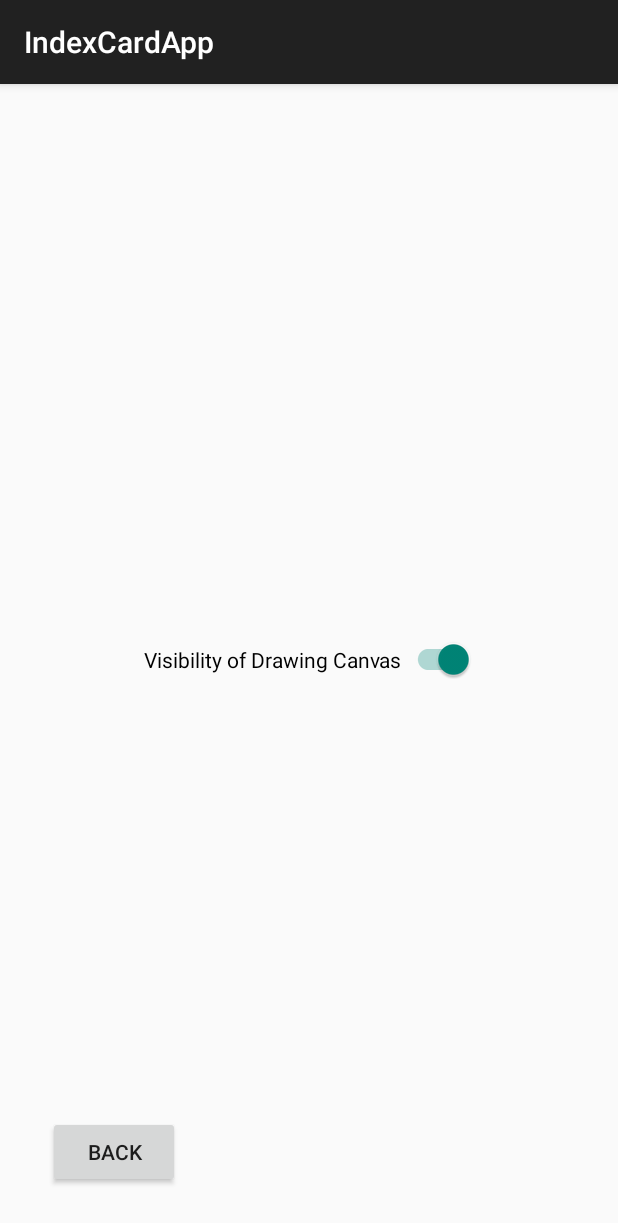
After one commit to PolarPixelHub/IndexCardApp, an Android app built with Jetpack Compose: the OptionActivity screen opened directly, with no data from a screen before it, on a phone screen of 412 x 824 dp. The commit adds this screen. Shown: the top 1223 px of the screen. Run offline under Robolectric (Android 15) with nearby library versions, the phone set to English and light mode, and no system bars.

Commit message:
Switch to toggle view of Canvas

```diff
--- a/app/build.gradle.kts
+++ b/app/build.gradle.kts
@@ -59,5 +59,7 @@ dependencies {
     debugImplementation(libs.androidx.ui.tooling)
     debugImplementation(libs.androidx.ui.test.manifest)
     implementation(libs.androidx.recyclerview.v121)
+    implementation(libs.material)
+
 
 }
--- a/app/src/main/AndroidManifest.xml
+++ b/app/src/main/AndroidManifest.xml
@@ -26,6 +26,7 @@
         <activity android:name=".AddCardActivity" />
         <activity android:name=".LearnCardsActivity" />
         <activity android:name=".ManageCardsActivity" />
+        <activity android:name=".OptionActivity" />
     </application>
 
 </manifest>
--- a/app/src/main/java/com/example/indexcardapp/MainActivity.kt
+++ b/app/src/main/java/com/example/indexcardapp/MainActivity.kt
@@ -74,6 +74,10 @@ class MainActivity : AppCompatActivity() {
         deleteButton!!.setOnClickListener { v: View? -> deleteProject() }
 
         renameButton!!.setOnClickListener { renameProject() }
+
+        findViewById<Button>(R.id.btn_option).setOnClickListener {
+            startActivity<OptionActivity>()
+        }
     }
 
     private fun loadProjectList() {
--- /dev/null
+++ b/app/src/main/java/com/example/indexcardapp/OptionActivity.kt
@@ -0,0 +1,39 @@
+package com.example.indexcardapp
+
+import android.os.Bundle
+import android.widget.Button
+import android.widget.Toast
+import androidx.appcompat.app.AppCompatActivity
+import androidx.appcompat.widget.SwitchCompat
+
+class OptionActivity : AppCompatActivity() {
+    private lateinit var toggleVisibilitySwitch: SwitchCompat
+    private val PREF_NAME = "LearnCardsPreferences"
+    private val SHOW_COMPONENTS_KEY = "ShowComponents"
+
+    override fun onCreate(savedInstanceState: Bundle?) {
+        super.onCreate(savedInstanceState)
+        setContentView(R.layout.activity_option)
+
+        toggleVisibilitySwitch = findViewById(R.id.switch_toggle_visibility)
+
+        // Load saved preference
+        val sharedPreferences = getSharedPreferences(PREF_NAME, MODE_PRIVATE)
+        val showComponents = sharedPreferences.getBoolean(SHOW_COMPONENTS_KEY, true)
+        toggleVisibilitySwitch.isChecked = showComponents
+
+        // Update preference when switch is toggled
+        toggleVisibilitySwitch.setOnCheckedChangeListener { _, isChecked ->
+            with(sharedPreferences.edit()) {
+                putBoolean(SHOW_COMPONENTS_KEY, isChecked)
+                apply()
+            }
+            Toast.makeText(this, "Settings updated", Toast.LENGTH_SHORT).show()
+        }
+
+        val backButton = findViewById<Button>(R.id.back_option_button)
+            backButton.setOnClickListener {
+            finish() // Closes the activity and returns to the previous screen
+        }
+    }
+}
--- a/app/src/main/res/layout/activity_main.xml
+++ b/app/src/main/res/layout/activity_main.xml
@@ -46,4 +46,10 @@
         android:layout_width="wrap_content"
         android:layout_height="wrap_content"
         android:text="Rename Project" />
+
+    <Button
+        android:id="@+id/btn_option"
+        android:layout_width="wrap_content"
+        android:layout_height="wrap_content"
+        android:text="Option" />
 </LinearLayout>
--- /dev/null
+++ b/app/src/main/res/layout/activity_option.xml
@@ -0,0 +1,23 @@
+<?xml version="1.0" encoding="utf-8"?>
+<FrameLayout xmlns:android="http://schemas.android.com/apk/res/android"
+    android:layout_width="match_parent"
+    android:layout_height="match_parent"
+    android:padding="16dp">
+
+    <!-- Centered Switch -->
+    <androidx.appcompat.widget.SwitchCompat
+        android:id="@+id/switch_toggle_visibility"
+        android:layout_width="wrap_content"
+        android:layout_height="wrap_content"
+        android:text="Visibility of Drawing Canvas"
+        android:layout_gravity="center" />
+
+    <!-- Back button at the bottom left -->
+    <Button
+        android:id="@+id/back_option_button"
+        android:layout_width="wrap_content"
+        android:layout_height="wrap_content"
+        android:text="Back"
+        android:layout_gravity="start|bottom"
+        android:layout_margin="16dp" />
+</FrameLayout>
--- a/gradle/libs.versions.toml
+++ b/gradle/libs.versions.toml
@@ -9,6 +9,7 @@ lifecycleRuntimeKtx = "2.8.7"
 activityCompose = "1.9.3"
 composeBom = "2024.04.01"
 appcompat = "1.7.0"
+material = "1.12.0"
 recyclerview = "1.3.2"
 recyclerviewVersion = "1.2.1"
 
@@ -30,6 +31,7 @@ androidx-ui-test-junit4 = { group = "androidx.compose.ui", name = "ui-test-junit
 androidx-material3 = { group = "androidx.compose.material3", name = "material3" }
 androidx-appcompat = { group = "androidx.appcompat", name = "appcompat", version.ref = "appcompat" }
 androidx-recyclerview = { group = "androidx.recyclerview", name = "recyclerview", version.ref = "recyclerview" }
+material = { module = "com.google.android.material:material", version.ref = "material" }
 
 [plugins]
 android-application = { id = "com.android.application", version.ref = "agp" }
```
Also changed, not shown: app/src/main/java/com/example/indexcardapp/LearnCardsActivity.kt (+17 -0 lines).
